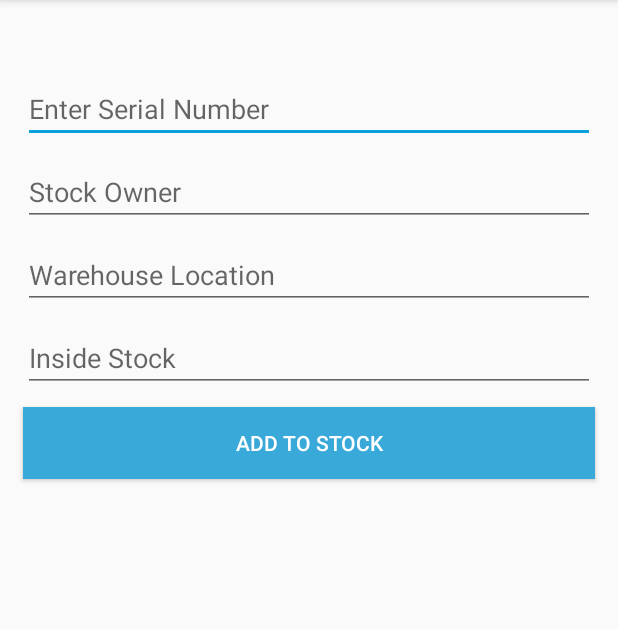
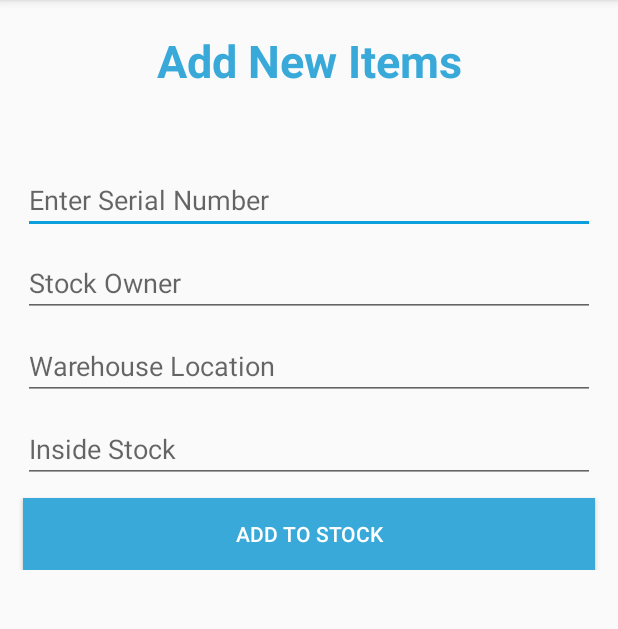
Before and after one commit to KavishkaPKP/MAD-Group-Project, an Android app: the fragment NewstockFragment shown on its own in the app's theme, on a phone screen of 412 x 824 dp, the part 84-713 px from its top. Run offline under Robolectric (Android 15) with nearby library versions, the light colour scheme and no system bars.

Commit message:
new design

```diff
--- a/app/build.gradle
+++ b/app/build.gradle
@@ -35,6 +35,7 @@ dependencies {
     implementation 'androidx.constraintlayout:constraintlayout:2.1.0'
     implementation 'androidx.legacy:legacy-support-v4:1.0.0'
     implementation 'com.google.firebase:firebase-storage:20.0.0'
+    implementation 'com.google.firebase:firebase-database:20.0.2'
     testImplementation 'junit:junit:4.+'
     androidTestImplementation 'androidx.test.ext:junit:1.1.3'
     androidTestImplementation 'androidx.test.espresso:espresso-core:3.4.0'
--- a/app/src/main/res/layout/activity_main_menu.xml
+++ b/app/src/main/res/layout/activity_main_menu.xml
@@ -27,7 +27,7 @@
         android:background="#e9f3f7">
 
         <GridLayout
-            android:layout_width="383dp"
+            android:layout_width="match_parent"
             android:layout_height="match_parent"
             android:alignmentMode="alignMargins"
 
@@ -69,7 +69,7 @@
                         android:layout_height="match_parent"
                         android:text="@string/inventory"
                         android:textAlignment="center"
-                        android:textColor="#000000"
+                        android:textColor="#38a9d9"
                         android:textSize="12sp" />
                 </LinearLayout>
             </androidx.cardview.widget.CardView>
@@ -106,7 +106,7 @@
                         android:layout_height="match_parent"
                         android:text="@string/warehouse"
                         android:textAlignment="center"
-                        android:textColor="#000000"
+                        android:textColor="#38a9d9"
                         android:textSize="12sp">
 
                     </TextView>
@@ -136,14 +136,14 @@
                         android:layout_width="70dp"
                         android:layout_height="0dp"
                         android:layout_weight="8"
-                        android:src="@drawable/supplier"/>
+                        android:src="@drawable/supplier" />
 
                     <TextView
                         android:layout_width="match_parent"
                         android:layout_height="match_parent"
                         android:text="@string/supplier"
                         android:textAlignment="center"
-                        android:textColor="#000000"
+                        android:textColor="#38a9d9"
                         android:textSize="12sp" />
                 </LinearLayout>
             </androidx.cardview.widget.CardView>
@@ -172,15 +172,14 @@
                         android:layout_height="0dp"
                         android:layout_weight="8"
                         android:src="@drawable/settings"
-                        tools:ignore="ImageContrastCheck"
-                         />
+                        tools:ignore="ImageContrastCheck" />
 
                     <TextView
                         android:layout_width="match_parent"
                         android:layout_height="match_parent"
                         android:text="@string/settings"
                         android:textAlignment="center"
-                        android:textColor="#000000"
+                        android:textColor="#38a9d9"
                         android:textSize="12sp">
 
                     </TextView>
--- a/app/src/main/res/layout/fragment_newstock.xml
+++ b/app/src/main/res/layout/fragment_newstock.xml
@@ -1,25 +1,33 @@
 <?xml version="1.0" encoding="utf-8"?>
-<ScrollView xmlns:android="http://schemas.android.com/apk/res/android"
+<RelativeLayout xmlns:android="http://schemas.android.com/apk/res/android"
     xmlns:app="http://schemas.android.com/apk/res-auto"
     xmlns:tools="http://schemas.android.com/tools"
     android:layout_width="match_parent"
     android:layout_height="wrap_content"
     android:fillViewport="true"
-    tools:ignore="SpeakableTextPresentCheck">
-
-    <RelativeLayout
-        android:orientation="vertical"
-        android:layout_width="match_parent"
-        android:layout_height="720dp"
     tools:context=".NewstockFragment"
     tools:ignore="SpeakableTextPresentCheck">
 
+    <TextView
+        android:id="@+id/txtTitle1"
+        android:gravity="center"
+        android:textSize="@dimen/titleSize"
+        android:textColor="@color/txtViewColore"
+        android:textStyle="bold"
+        android:layout_width="match_parent"
+        android:layout_height="wrap_content"
+        android:layout_alignParentTop="true"
+        android:layout_marginTop="@dimen/titleTop"
+        android:layout_centerHorizontal="true"
+        android:text="@string/txtnewstocktitle">
+
+    </TextView>
 
     <ImageView
         android:id="@+id/imgstock"
+        android:layout_below="@+id/txtTitle1"
         android:layout_width="wrap_content"
         android:layout_height="wrap_content"
-            android:layout_alignParentTop="true"
         android:layout_centerHorizontal="true"
         android:layout_marginTop="30dp"
         android:contentDescription="TODO"
@@ -32,9 +40,9 @@
             android:layout_width="match_parent"
             android:layout_height="wrap_content"
             android:layout_below="@id/imgstock"
-            android:layout_marginLeft="15dp"
+            android:layout_marginLeft="@dimen/txtmarginLeftsize"
             android:layout_marginTop="20dp"
-            android:layout_marginRight="15dp"
+            android:layout_marginRight="@dimen/txtmarginRightsize"
             android:hint="@string/inventory_serial"
             tools:ignore="TouchTargetSizeCheck,TextContrastCheck" />
 
@@ -79,16 +87,9 @@
         android:layout_marginLeft="15dp"
         android:layout_marginTop="10dp"
         android:layout_marginRight="15dp"
-            android:background="#38a9d9"
+        android:background="@color/btnColor"
         android:text="@string/btnAddToStock"
         android:textColor="#FFF"
         tools:ignore="TextContrastCheck" />
 
-
-
     </RelativeLayout>
-
-
-
-
-</ScrollView>
--- a/app/src/main/res/values/colors.xml
+++ b/app/src/main/res/values/colors.xml
@@ -7,4 +7,6 @@
     <color name="teal_700">#FF018786</color>
     <color name="black">#FF000000</color>
     <color name="white">#FFFFFFFF</color>
+    <color name="txtViewColore">#38a9d9</color>
+    <color name="btnColor">#38a9d9</color>
 </resources>
--- /dev/null
+++ b/app/src/main/res/values/dimens.xml
@@ -0,0 +1,7 @@
+<?xml version="1.0" encoding="utf-8"?>
+<resources>
+    <dimen name="titleTop">20dp</dimen>
+    <dimen name="titleSize">30sp</dimen>
+    <dimen name="txtmarginLeftsize">15dp</dimen>
+    <dimen name="txtmarginRightsize">15dp</dimen>
+</resources>
--- a/app/src/main/res/values/strings.xml
+++ b/app/src/main/res/values/strings.xml
@@ -19,4 +19,5 @@
     <string name="btnAddToStock">Add to Stock</string>
     <string name="txtWarehouseLocation">Warehouse Location</string>
     <string name="txtInsideStock">Inside Stock</string>
+    <string name="txtnewstocktitle">Add New Items</string>
 </resources>
```
Lines whose indentation alone changed are shown as unchanged.
